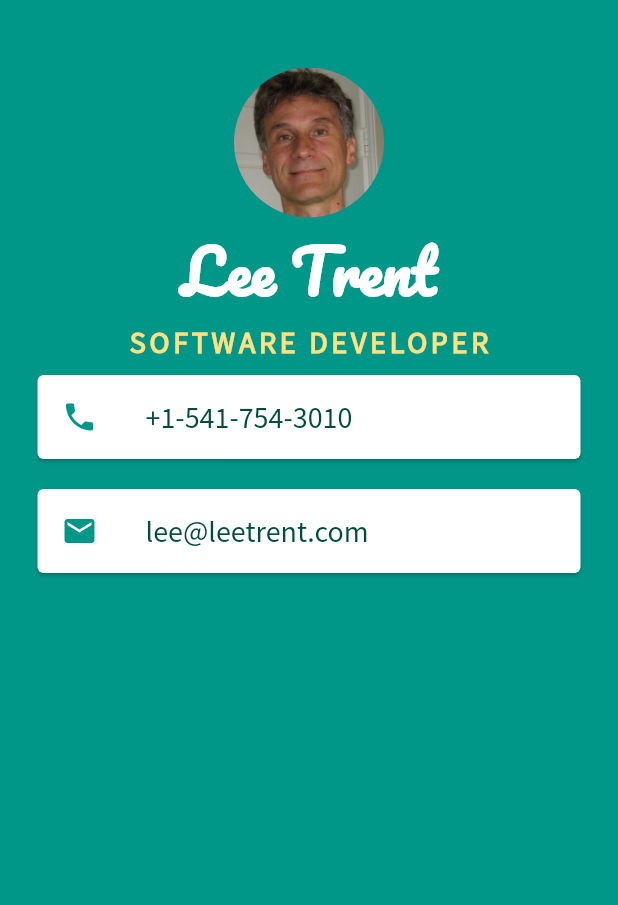
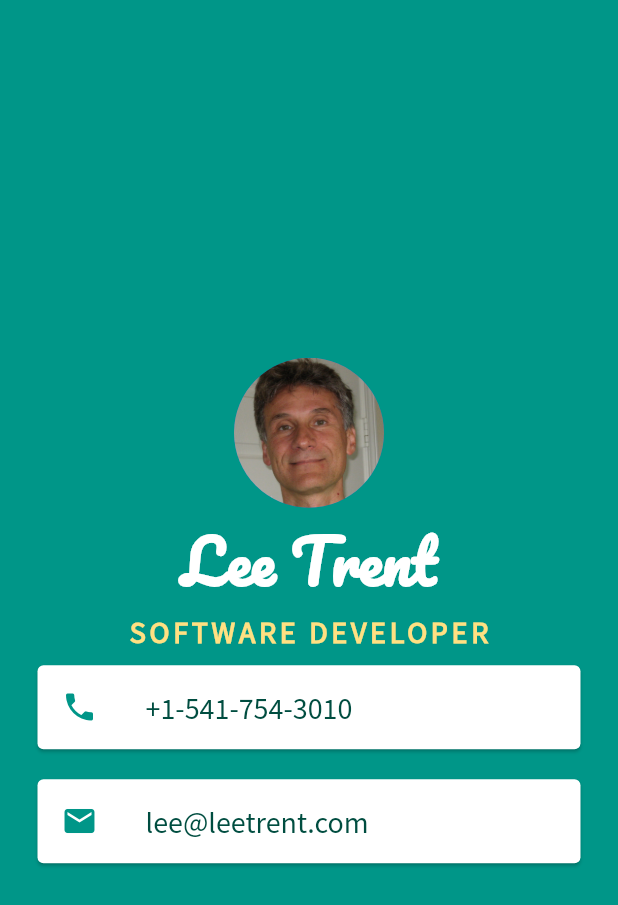
Before and after one commit to leetrent/mi_card_flutter, a Flutter app: the screen it shows after launch, on a phone screen of 412 x 824 dp. Shown: the top 905 px of the screen. Run offline on Flutter 3.47's test engine with Material 2 defaults, Android fonts, the phone set to English and light mode, and no system bars.

Commit message:
Removes SafeArea minimum property setting

```diff
--- a/lib/main.dart
+++ b/lib/main.dart
@@ -10,8 +10,8 @@ class MyApp extends StatelessWidget {
       home: Scaffold(
         backgroundColor: Colors.teal,
         body: SafeArea(
-          minimum: EdgeInsets.only(top: 45.0),
           child: Column (
+            mainAxisAlignment: MainAxisAlignment.center,
             children: <Widget>[
               CircleAvatar(
                 radius: 50.0,
```
